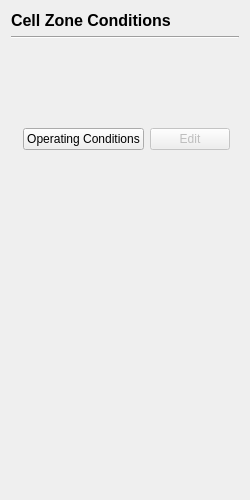
The window that view/setup/cell_zone_conditions/cell_zone_conditions_page.ui (nextfoam/baram) describes before a commit, drawn with Qt 5.
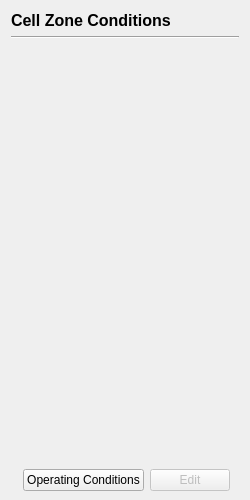
The same window after the commit.

Commit message: boundary, cellZones 로딩 기능 추가 boundary 파일 작성 기능 추가 (type 변경 재기록) UI 누락 내용 추가 및 수정 - turbulence model dialog - cell zone dialog dialog - run calculation page 및 db(xsd/xml xpath 상수명 _XPATH로 통일

What changed in the file:
```diff
--- a/view/setup/cell_zone_conditions/cell_zone_conditions_page.ui
+++ b/view/setup/cell_zone_conditions/cell_zone_conditions_page.ui
@@ -40,7 +40,7 @@
    <item>
     <widget class="QScrollArea" name="scrollArea">
      <property name="sizePolicy">
-      <sizepolicy hsizetype="Expanding" vsizetype="Preferred">
+      <sizepolicy hsizetype="Expanding" vsizetype="MinimumExpanding">
        <horstretch>0</horstretch>
        <verstretch>0</verstretch>
       </sizepolicy>
@@ -66,9 +66,15 @@
         <x>0</x>
         <y>0</y>
         <width>232</width>
-        <height>69</height>
+        <height>406</height>
        </rect>
       </property>
+      <property name="sizePolicy">
+       <sizepolicy hsizetype="Expanding" vsizetype="Expanding">
+        <horstretch>0</horstretch>
+        <verstretch>0</verstretch>
+       </sizepolicy>
+      </property>
       <layout class="QVBoxLayout" name="verticalLayout_3">
        <property name="leftMargin">
         <number>0</number>
@@ -125,19 +131,6 @@
      </layout>
     </widget>
    </item>
-   <item>
-    <spacer name="verticalSpacer">
-     <property name="orientation">
-      <enum>Qt::Vertical</enum>
-     </property>
-     <property name="sizeHint" stdset="0">
-      <size>
-       <width>20</width>
-       <height>0</height>
-      </size>
-     </property>
-    </spacer>
-   </item>
   </layout>
  </widget>
  <resources/>
```
The commit also changes 78 other files.
